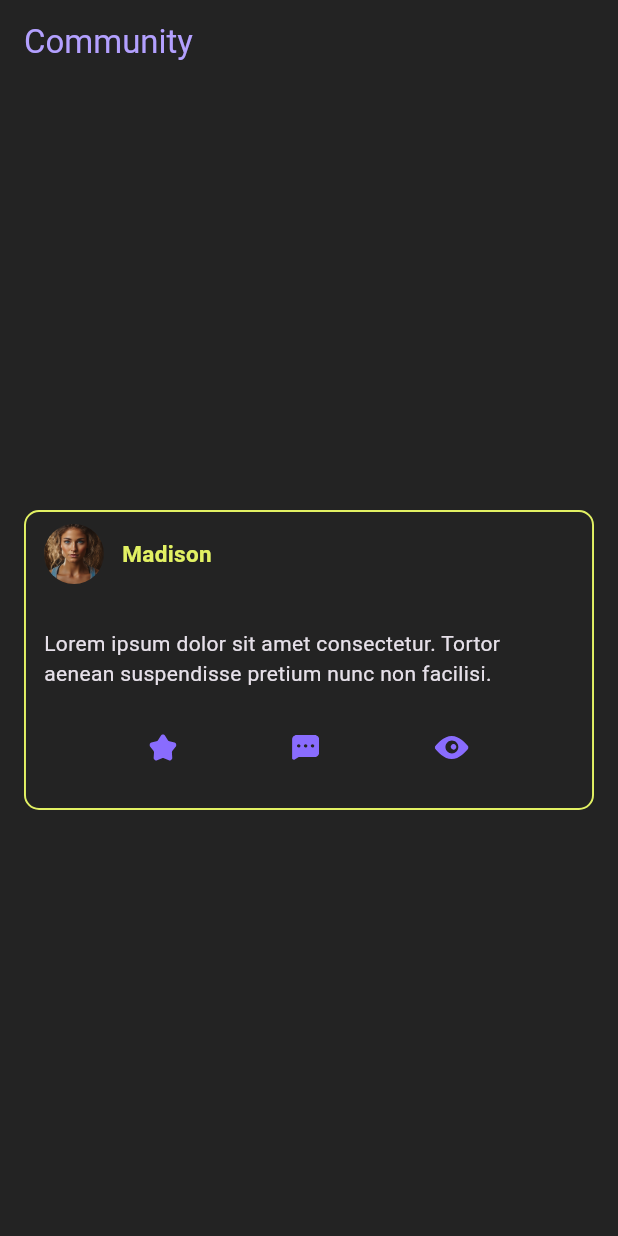
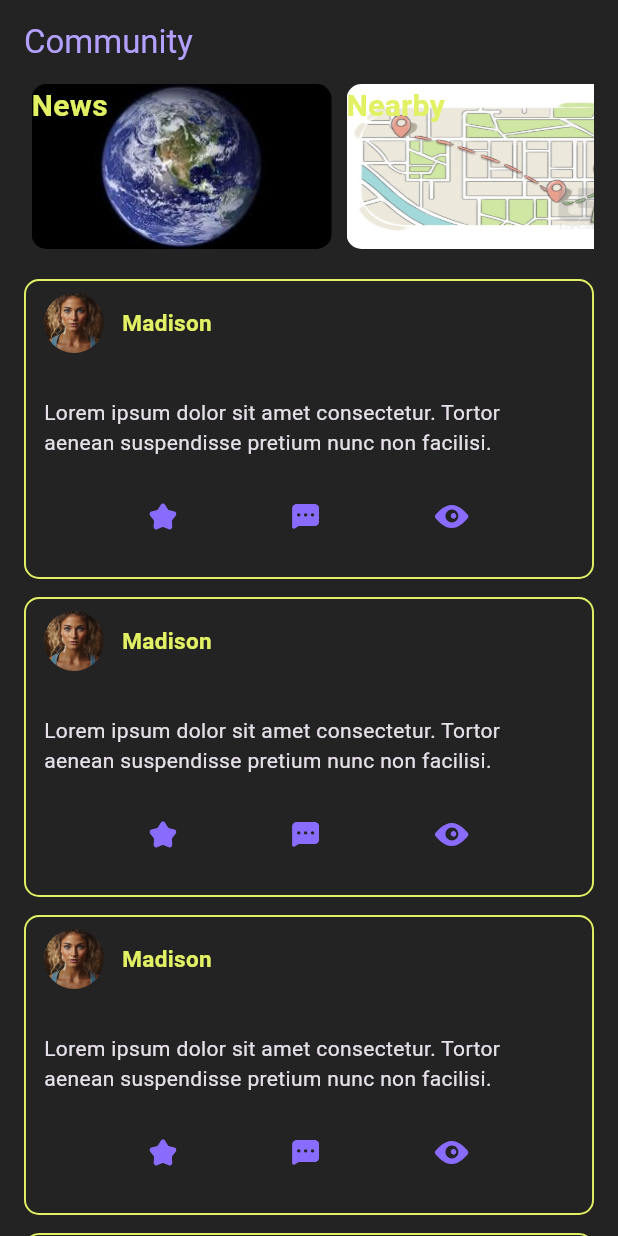
Before and after one commit to ahmedEhab10/FitApp, a Flutter app: the CommunityView screen opened by its route, on a phone screen of 412 x 824 dp. Run offline on Flutter 3.47's test engine with Material 3 defaults, Android fonts, the phone set to English and light mode, and no system bars; our stand-ins replace bloc, cloud_firestore, dartz, dio, dots_indicator, firebase_auth and 9 more; accounts and stored records are empty; network calls fail.

```diff
--- /dev/null
+++ b/lib/Features/community/Models/continars.dart
@@ -0,0 +1,25 @@
+import 'package:flutter/material.dart';
+import 'package:graduation_project_ui/Features/community/Models/continars_items.dart';
+import 'package:graduation_project_ui/core/Utils/AppColors.dart';
+
+class Continars extends StatelessWidget {
+  Continars(this.it);
+  item1 it;
+  @override
+  Widget build(BuildContext context) {
+    // TODO: implement build
+    return Container(
+      decoration: BoxDecoration(
+        borderRadius: BorderRadius.circular(10),
+        image: DecorationImage(image: AssetImage(it.image), fit: BoxFit.fill),
+      ),
+      child: Text(
+        it.text,
+        style: TextStyle(
+            fontSize: 20, color: KPacScoundColor, fontWeight: FontWeight.bold),
+      ),
+      width: it.width,
+      height: it.hight,
+    );
+  }
+}
--- /dev/null
+++ b/lib/Features/community/Models/continars_items.dart
@@ -0,0 +1,7 @@
+class item1 {
+  String text;
+  double hight = 130;
+  double width = 200;
+  String image;
+  item1({required this.image, required this.text});
+}
--- /dev/null
+++ b/lib/Features/community/presention/view/widgets/Post_container.dart
@@ -0,0 +1,86 @@
+import 'package:flutter/material.dart';
+import 'package:flutter_svg/svg.dart';
+import 'package:graduation_project_ui/core/Utils/AppColors.dart';
+import 'package:graduation_project_ui/core/Utils/App_images.dart';
+
+class Post_container extends StatelessWidget {
+  const Post_container({
+    super.key,
+  });
+
+  @override
+  Widget build(BuildContext context) {
+    return Container(
+      height: 200,
+      width: double.infinity,
+      decoration: BoxDecoration(
+        borderRadius: BorderRadius.circular(10),
+        border: Border.all(width: 1.3, color: KPacScoundColor),
+      ),
+      child: Padding(
+        padding: const EdgeInsets.symmetric(vertical: 8.0, horizontal: 12),
+        child: Column(crossAxisAlignment: CrossAxisAlignment.center, children: [
+          Row(
+            children: [
+              ClipRRect(
+                borderRadius: BorderRadius.circular(20),
+                child: Image.asset(
+                  Assets.assetsImagesProfilePhoto,
+                  height: 40,
+                  width: 40,
+                ),
+              ),
+              const SizedBox(
+                width: 12,
+              ),
+              const Text(
+                'Madison',
+                style: TextStyle(
+                    color: KPacScoundColor,
+                    fontWeight: FontWeight.bold,
+                    fontSize: 15),
+              )
+            ],
+          ),
+          const SizedBox(
+            height: 30,
+          ),
+          const Text(
+              'Lorem ipsum dolor sit amet consectetur. Tortor aenean suspendisse pretium nunc non facilisi.'),
+          const SizedBox(
+            height: 30,
+          ),
+          Row(
+            mainAxisAlignment: MainAxisAlignment.spaceAround,
+            children: [
+              SizedBox(
+                width: 50,
+              ),
+              SvgPicture.asset(
+                Assets.assetsSvgStarSvg,
+                height: 18,
+              ),
+              SizedBox(
+                width: 50,
+              ),
+              SvgPicture.asset(
+                Assets.assetsSvgCommentSvg,
+                height: 18,
+              ),
+              SizedBox(
+                width: 50,
+              ),
+              SvgPicture.asset(
+                Assets.assetsSvgSeenSvg,
+                height: 18,
+              ),
+              SizedBox(
+                width: 50,
+              )
+            ],
+          ),
+        ]),
+      ),
+    );
+  }
+}
--- a/lib/Features/community/presention/view/widgets/community_view_body.dart
+++ b/lib/Features/community/presention/view/widgets/community_view_body.dart
@@ -1,5 +1,9 @@
 import 'package:flutter/material.dart';
 import 'package:flutter_svg/flutter_svg.dart';
+import 'package:go_router/go_router.dart';
+import 'package:graduation_project_ui/Features/community/Models/continars.dart';
+import 'package:graduation_project_ui/Features/community/Models/continars_items.dart';
+import 'package:graduation_project_ui/Features/community/presention/view/widgets/Post_container.dart';
 import 'package:graduation_project_ui/core/Utils/AppColors.dart';
 import 'package:graduation_project_ui/core/Utils/App_images.dart';
 
@@ -20,77 +24,69 @@ class postcontainer extends StatelessWidget {
 
   @override
   Widget build(BuildContext context) {
-    return Container(
-      height: 200,
-      width: double.infinity,
-      decoration: BoxDecoration(
-        borderRadius: BorderRadius.circular(10),
-        border: Border.all(width: 1.3, color: KPacScoundColor),
-      ),
-      child: Padding(
-        padding: const EdgeInsets.symmetric(vertical: 8.0, horizontal: 12),
-        child: Column(crossAxisAlignment: CrossAxisAlignment.center, children: [
-          Row(
+    return CustomScrollView(
+      slivers: [
+        SliverToBoxAdapter(
+          child: Column(
             children: [
-              ClipRRect(
-                borderRadius: BorderRadius.circular(20),
-                child: Image.asset(
-                  Assets.assetsImagesProfilePhoto,
-                  height: 40,
-                  width: 40,
+              Container(
+                height: 110,
+                child: ListView(
+                  scrollDirection: Axis.horizontal,
+                  children: [
+                    const SizedBox(width: 5),
+                    GestureDetector(
+                      onTap: () {
+                        GoRouter.of(context).push('/NewsView');
+                      },
+                      child: Continars(
+                        item1(
+                          image: Assets.assetsImagesEarth,
+                          text: 'News',
+                        ),
+                      ),
+                    ),
+                    const SizedBox(width: 10),
+                    GestureDetector(
+                      onTap: () {},
+                      child: Continars(
+                        item1(image: Assets.assetsImagesNearby, text: 'Nearby'),
+                      ),
+                    ),
+                    const SizedBox(width: 10),
+                    Continars(
+                      item1(image: Assets.assetsImagesChatBot, text: 'ChatBot'),
+                    ),
+                    const SizedBox(width: 10),
+                    Continars(
+                      item1(image: Assets.assetsImagesEarth, text: 'Sports'),
+                    ),
+                    const SizedBox(width: 10),
+                    Continars(
+                      item1(
+                        image: Assets.assetsImagesEarth,
+                        text: 'Technology',
+                      ),
+                    ),
+                  ],
                 ),
               ),
-              const SizedBox(
-                width: 12,
-              ),
-              const Text(
-                'Madison',
-                style: TextStyle(
-                    color: KPacScoundColor,
-                    fontWeight: FontWeight.bold,
-                    fontSize: 15),
-              )
             ],
           ),
-          const SizedBox(
-            height: 30,
-          ),
-          const Text(
-              'Lorem ipsum dolor sit amet consectetur. Tortor aenean suspendisse pretium nunc non facilisi.'),
-          const SizedBox(
-            height: 30,
-          ),
-          Row(
-            mainAxisAlignment: MainAxisAlignment.spaceAround,
-            children: [
-              SizedBox(
-                width: 50,
-              ),
-              SvgPicture.asset(
-                Assets.assetsSvgStarSvg,
-                height: 18,
-              ),
-              SizedBox(
-                width: 50,
-              ),
-              SvgPicture.asset(
-                Assets.assetsSvgCommentSvg,
-                height: 18,
-              ),
-              SizedBox(
-                width: 50,
-              ),
-              SvgPicture.asset(
-                Assets.assetsSvgSeenSvg,
-                height: 18,
-              ),
-              SizedBox(
-                width: 50,
-              )
-            ],
-          ),
-        ]),
-      ),
-    );
+        ),
+        const SliverToBoxAdapter(child: SizedBox(height: 20)),
+        SliverList(
+          delegate: SliverChildBuilderDelegate(childCount: 15, (
+            context,
+            index,
+          ) {
+            return Padding(
+              padding: const EdgeInsets.only(bottom: 12.0),
+              child: Post_container(),
+            );
+          }),
+        )
+      ],
+    ); //Post_container();
   }
 }
--- a/lib/core/Utils/AppRouter.dart
+++ b/lib/core/Utils/AppRouter.dart
@@ -11,6 +11,7 @@ import 'package:graduation_project_ui/Features/Set_Up/Set_Up_Page.dart';
 import 'package:graduation_project_ui/Features/Set_Up/widgets/The_Gender.dart';
 import 'package:graduation_project_ui/Features/Splash/SpalshView.dart';
 import 'package:graduation_project_ui/Features/User_Profile/presention/view/user_profile_view.dart';
+import 'package:graduation_project_ui/Features/community/News/News_view.dart';
 import 'package:graduation_project_ui/Features/community/presention/view/community_view.dart';
 import 'package:graduation_project_ui/Features/workout/presention/view/WorkOut_view.dart';
 
@@ -72,5 +73,9 @@ abstract class AppRoute {
       path: '/HelpUser',
       builder: (context, state) => const HelpUser(),
     ),
+    GoRoute(
+      path: '/NewsView',
+      builder: (context, state) => const NewsView(),
+    ),
   ]);
 }
--- a/lib/core/Utils/App_images.dart
+++ b/lib/core/Utils/App_images.dart
@@ -18,6 +18,14 @@ class Assets {
   /// assets/images/blank-profile-picture-973460_960_720.webp
   static const String assetsImagesBlankProfilePicture973460960720 = "assets/images/blank-profile-picture-973460_960_720.webp";
 
+  /// Assets for assetsImagesChatBot
+  /// assets/images/chatBot.jpeg
+  static const String assetsImagesChatBot = "assets/images/chatBot.jpeg";
+
+  /// Assets for assetsImagesEarth
+  /// assets/images/Earth.jpeg
+  static const String assetsImagesEarth = "assets/images/Earth.jpeg";
+
   /// Assets for assetsImagesFITBODY
   /// assets/images/FITBODY.png
   static const String assetsImagesFITBODY = "assets/images/FITBODY.png";
@@ -37,6 +45,10 @@ class Assets {
   /// Assets for assetsImagesManTraining
   /// assets/images/man_training.png
   static const String assetsImagesManTraining = "assets/images/man_training.png";
+
+  /// Assets for assetsImagesNearby
+  /// assets/images/nearby.jpeg
+  static const String assetsImagesNearby = "assets/images/nearby.jpeg";
 
   /// Assets for assetsImagesOnboard1TrainingWorkoutGym3
   /// assets/images/onboard1-training-workout-gym3.png
--- a/pubspec.yaml
+++ b/pubspec.yaml
@@ -49,6 +49,7 @@ dependencies:
   file_picker: ^9.2.1
   supabase_flutter: ^2.8.4
   image_picker: ^1.1.2
+  dio: ^5.8.0+1
 
 dev_dependencies:
   flutter_test:
```
Also changed, not shown: lib/Features/community/Models/New_widget.dart (added, +70 -0 lines), lib/Features/community/Models/News_List_Views.dart (added, +20 -0 lines), lib/Features/community/Models/articals_model.dart (added, +26 -0 lines), lib/Features/community/News/News_view.dart (added, +24 -0 lines), lib/Features/community/News/View/News_Lisr_View_Builder.dart (added, +45 -0 lines), lib/Features/community/News/View/News_body.dart (added, +12 -0 lines), lib/Features/community/News/View/news_detials.dart (added, +165 -0 lines), lib/core/Services/NewsService.dart (added, +34 -0 lines), assets/images/Earth.jpeg (added), assets/images/chatBot.jpeg (added), assets/images/nearby.jpeg (added), pubspec.lock, 4 other files.
